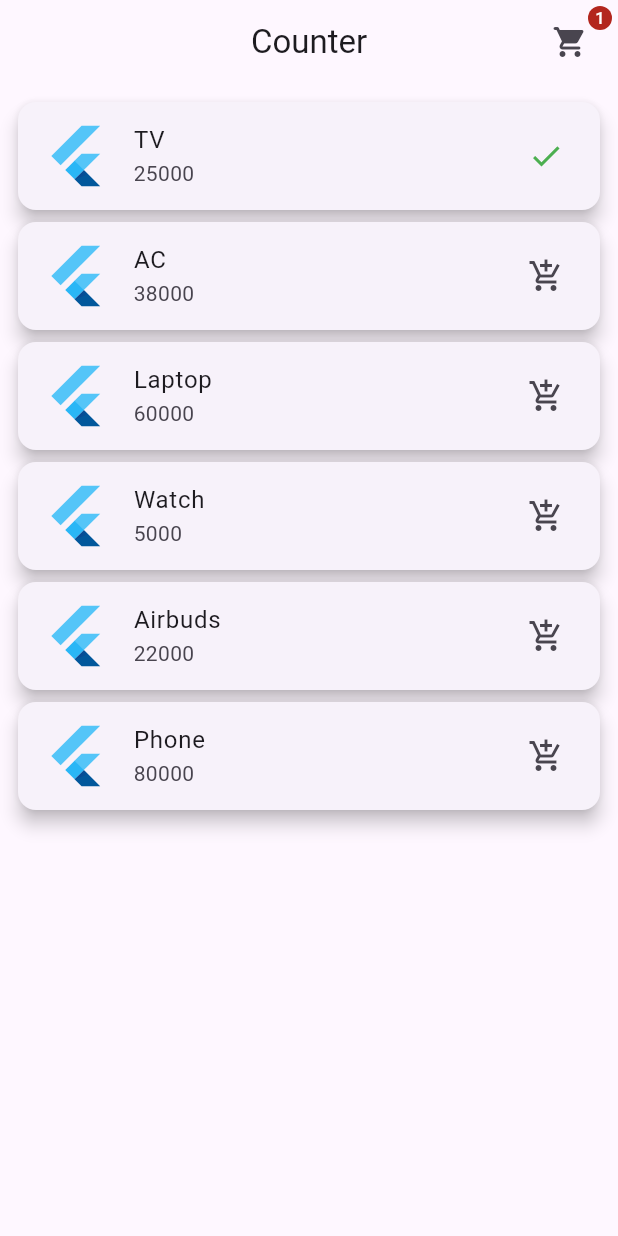
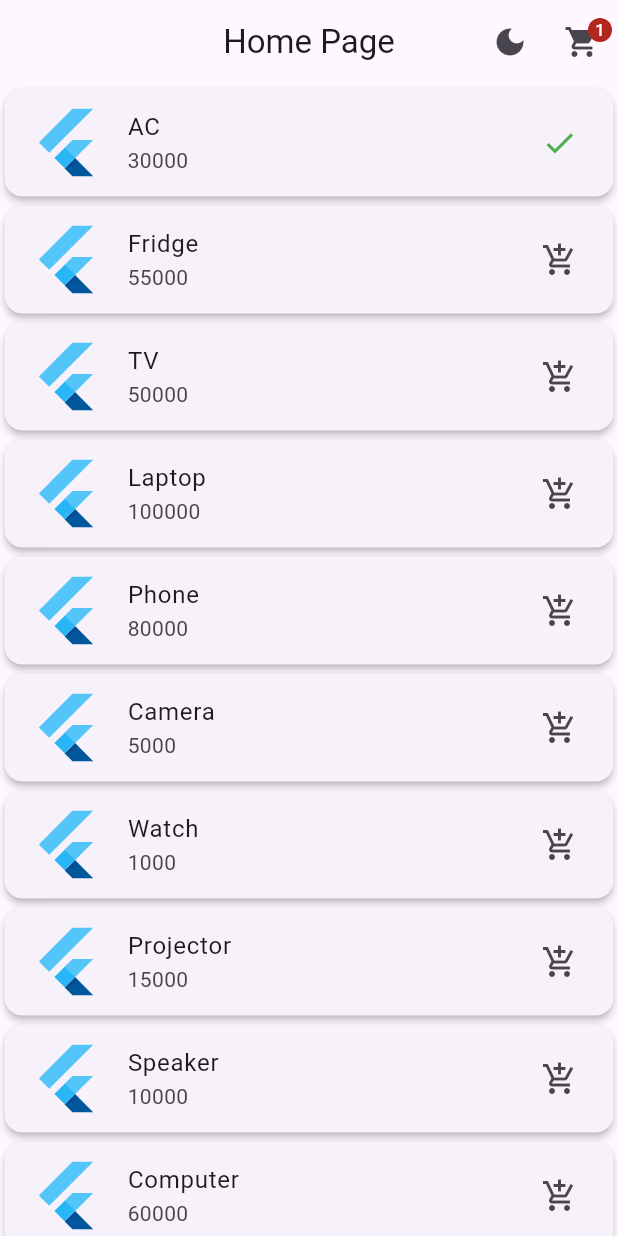
Before and after one commit to vrajGodhani24/get-add-cart, a Flutter app: the screen it shows after launch, after a tap on the "add shopping cart" icon, on a phone screen of 412 x 824 dp. Run offline on Flutter 3.47's test engine with Material 3 defaults, Android fonts, the phone set to English and light mode, and no system bars; our stand-ins replace get.

Commit message:
15/2/24 first commit

```diff
--- a/lib/main.dart
+++ b/lib/main.dart
@@ -1,13 +1,13 @@
+import 'package:adv_4_animation/module/views/screens/homepage.dart';
+import 'package:adv_4_animation/module/views/screens/page2.dart';
 import 'package:flutter/material.dart';
 import 'package:get/get.dart';
-import 'module/views/screens/homepage.dart';
-import 'module/views/screens/page2.dart';
 
 void main() {
   runApp(
     GetMaterialApp(
       debugShowCheckedModeBanner: false,
-      getPages: [
+      getPages: <GetPage>[
         GetPage(name: '/', page: () => const HomePage()),
         GetPage(name: '/page2', page: () => const Page2()),
       ],
--- a/lib/module/controller/product_controller.dart
+++ b/lib/module/controller/product_controller.dart
@@ -1,36 +1,68 @@
-import 'package:adv_4_animation/module/model/product.dart';
 import 'package:get/get.dart';
 
+import '../model/product.dart';
+
 class ProductController extends GetxController {
-  List<Product> allProducts = [
-    Product(id: 1, name: "TV", price: 25000, quantity: 0),
-    Product(id: 2, name: "AC", price: 38000, quantity: 0),
-    Product(id: 3, name: "Laptop", price: 60000, quantity: 0),
-    Product(id: 4, name: "Watch", price: 5000, quantity: 0),
-    Product(id: 5, name: "Airbuds", price: 22000, quantity: 0),
-    Product(id: 6, name: "Phone", price: 80000, quantity: 0),
+  List<Product> cartProducts = <Product>[];
+
+  int totalCartQuantity = 0;
+  int totalCartPrice = 0;
+
+  List<Product> allProducts = <Product>[
+    Product(id: 1, productName: 'AC', price: 30000, cartQuantity: 0),
+    Product(id: 2, productName: 'Fridge', price: 55000, cartQuantity: 0),
+    Product(id: 3, productName: 'TV', price: 50000, cartQuantity: 0),
+    Product(id: 4, productName: 'Laptop', price: 100000, cartQuantity: 0),
+    Product(id: 5, productName: 'Phone', price: 80000, cartQuantity: 0),
+    Product(id: 6, productName: 'Camera', price: 5000, cartQuantity: 0),
+    Product(id: 7, productName: 'Watch', price: 1000, cartQuantity: 0),
+    Product(id: 8, productName: 'Projector', price: 15000, cartQuantity: 0),
+    Product(id: 9, productName: 'Speaker', price: 10000, cartQuantity: 0),
+    Product(id: 10, productName: 'Computer', price: 60000, cartQuantity: 0),
   ];
 
-  List<Product> cartProducts = [];
-
   void addToCartProduct(Product product) {
+    product.cartQuantity++;
     cartProducts.add(product);
-    product.quantity++;
+    totalQuantity();
+    totalPrice();
     update();
   }
 
   void incrementQuantity(Product product) {
-    product.quantity++;
+    product.cartQuantity++;
+    totalQuantity();
+    totalPrice();
     update();
   }
 
   void decrementQuantity(Product product) {
-    if (product.quantity > 1) {
-      product.quantity--;
+    if (product.cartQuantity > 1) {
+      product.cartQuantity--;
     } else {
-      product.quantity = 0;
+      product.cartQuantity--;
       cartProducts.remove(product);
     }
+    totalQuantity();
+    totalPrice();
+    update();
+  }
+
+  void totalQuantity() {
+    totalCartQuantity = 0;
+    for (var element in cartProducts) {
+      totalCartQuantity += element.cartQuantity;
+    }
+    print(totalCartQuantity);
+    update();
+  }
+
+  void totalPrice() {
+    totalCartPrice = 0;
+    for (var element in cartProducts) {
+      totalCartPrice += element.cartQuantity * element.price;
+    }
+    print(totalCartPrice);
     update();
   }
 }
--- a/lib/module/model/product.dart
+++ b/lib/module/model/product.dart
@@ -1,13 +1,15 @@
+import 'package:get/get.dart';
+
 class Product {
   int id;
-  String name;
+  String productName;
   int price;
-  int quantity;
+  int cartQuantity;
 
   Product({
     required this.id,
-    required this.name,
+    required this.productName,
     required this.price,
-    required this.quantity,
+    required this.cartQuantity,
   });
 }
--- a/lib/module/views/screens/homepage.dart
+++ b/lib/module/views/screens/homepage.dart
@@ -11,60 +11,62 @@ class HomePage extends StatelessWidget {
 
     return Scaffold(
       appBar: AppBar(
-        title: const Text("Counter"),
+        title: const Text("Home Page"),
         centerTitle: true,
         actions: [
-          Padding(
-            padding: const EdgeInsets.all(8.0),
-            child: Badge(
+          IconButton(
+            onPressed: () {
+              Get.changeTheme(
+                  (Get.isDarkMode) ? ThemeData.light() : ThemeData.dark());
+            },
+            icon: const Icon(Icons.dark_mode),
+          ),
+          Badge(
             label: GetBuilder<ProductController>(
               builder: (controller) {
-                  return Text("${productController.cartProducts.length}");
+                return Text("${productController.totalCartQuantity}");
               },
             ),
+            alignment: const Alignment(0.5, -0.5),
             child: IconButton(
               onPressed: () {
                 Get.toNamed('page2');
               },
-                icon: const Icon(Icons.shopping_cart_rounded),
-              ),
+              icon: const Icon(Icons.shopping_cart),
             ),
           ),
         ],
       ),
       body: Container(
-        padding: const EdgeInsets.all(8),
         alignment: Alignment.center,
         child: GetBuilder<ProductController>(
-          builder: (controller) {
-            return ListView(
+          builder: (controller) => ListView(
             children: productController.allProducts
                 .map(
                   (e) => Card(
-                      elevation: 5,
+                    elevation: 2,
+                    margin: const EdgeInsets.all(3),
                     child: ListTile(
-                        leading: const FlutterLogo(size: 45),
-                        title: Text(e.name),
+                      leading: const FlutterLogo(size: 50),
+                      title: Text(e.productName),
                       subtitle: Text("${e.price}"),
-                        trailing: GetBuilder<ProductController>(
-                          builder: (controller) {
-                            return (e.quantity == 0)
-                                ? InkWell(
+                      trailing: (e.cartQuantity > 0)
+                          ? const Icon(
+                              Icons.done,
+                              color: Colors.green,
+                            )
+                          : GestureDetector(
                               onTap: () {
                                 productController.addToCartProduct(e);
                               },
-                                    child: const Icon(
-                                        Icons.add_shopping_cart_outlined),
-                                  )
-                                : const Icon(Icons.done, color: Colors.green);
-                          },
+                              child:
+                                  const Icon(Icons.add_shopping_cart_outlined),
                             ),
                     ),
                   ),
                 )
                 .toList(),
-            );
-          },
+          ),
         ),
       ),
     );
```
Also changed, not shown: lib/module/views/screens/page2.dart (+70 -30 lines). Lines whose indentation alone changed are shown as unchanged.
